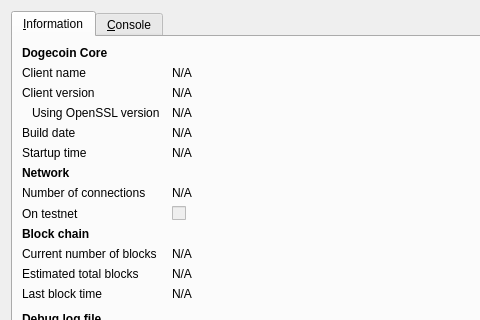
golddiggercoin/golddiggercoin, file src/qt/forms/rpcconsole.ui: the form before one commit; both pictures show x 0 to 480 and y 0 to 320 of the 740 by 450 pixel window.
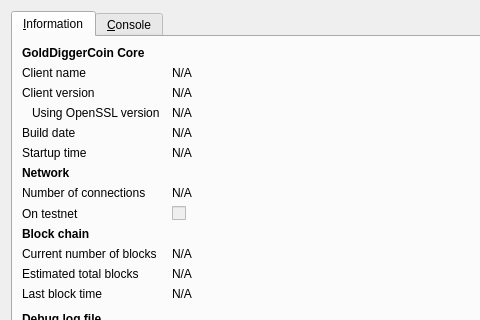
The form after the commit. Icons and pictures are not drawn.

Commit message: GoldDigger Random Magic 0.7

```diff
--- a/src/qt/forms/rpcconsole.ui
+++ b/src/qt/forms/rpcconsole.ui
@@ -36,7 +36,7 @@
           </font>
          </property>
          <property name="text">
-          <string>Dogecoin Core</string>
+          <string>GoldDiggerCoin Core</string>
          </property>
         </widget>
        </item>
```
Left out of the diff: 6 changed lines with no effect on the pictures. The commit also changes 169 other files.
